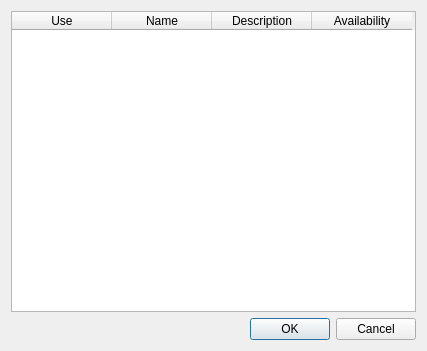
The window that ui/pluginschooser.ui (gideros/gideros) describes before a commit, drawn with Qt 5.
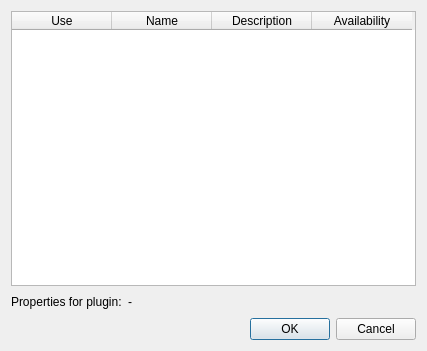
The same window after the commit.

Commit message: [export] Per plugins properties [plugin] google play xml plugin

```diff
--- a/ui/pluginschooser.ui
+++ b/ui/pluginschooser.ui
@@ -41,6 +41,40 @@
      </column>
     </widget>
    </item>
+   <item>
+    <layout class="QHBoxLayout" name="horizontalLayout">
+     <item>
+      <widget class="QLabel" name="label_2">
+       <property name="text">
+        <string>Properties for plugin:</string>
+       </property>
+      </widget>
+     </item>
+     <item>
+      <widget class="QLabel" name="pluginName">
+       <property name="text">
+        <string>-</string>
+       </property>
+      </widget>
+     </item>
+     <item>
+      <spacer name="horizontalSpacer_2">
+       <property name="orientation">
+        <enum>Qt::Horizontal</enum>
+       </property>
+       <property name="sizeHint" stdset="0">
+        <size>
+         <width>40</width>
+         <height>20</height>
+        </size>
+       </property>
+      </spacer>
+     </item>
+    </layout>
+   </item>
+   <item>
+    <layout class="QHBoxLayout" name="propTable"/>
+   </item>
    <item>
     <layout class="QHBoxLayout" name="horizontalLayout_2">
      <item>
```
The commit also changes 9 other files.
